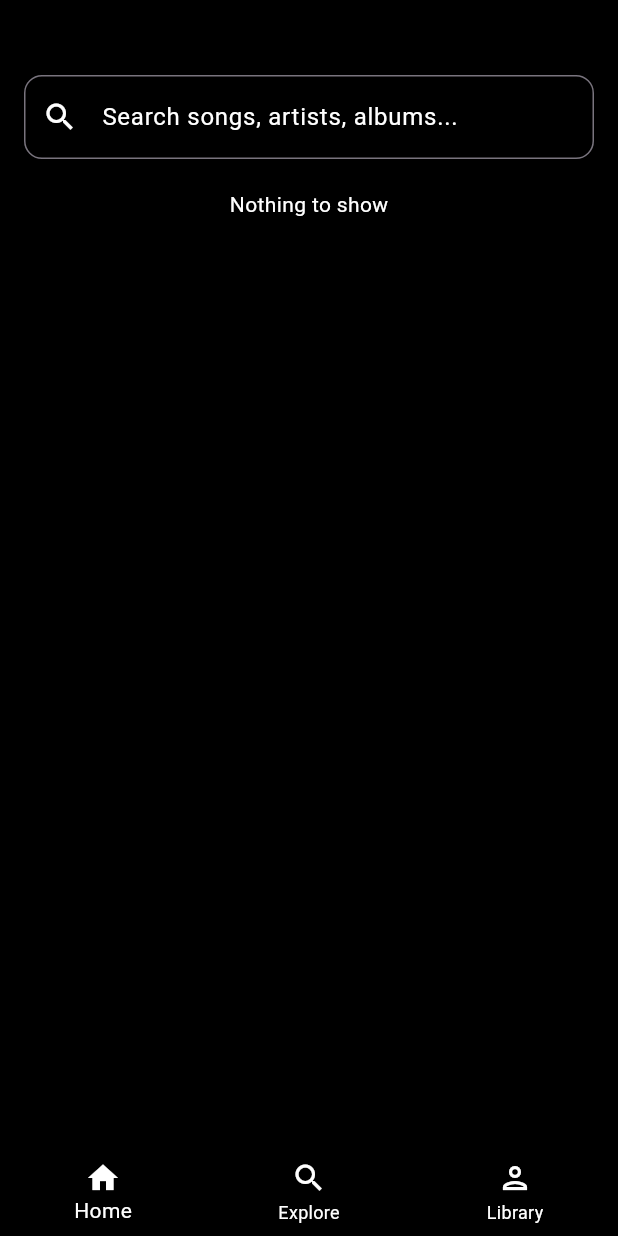
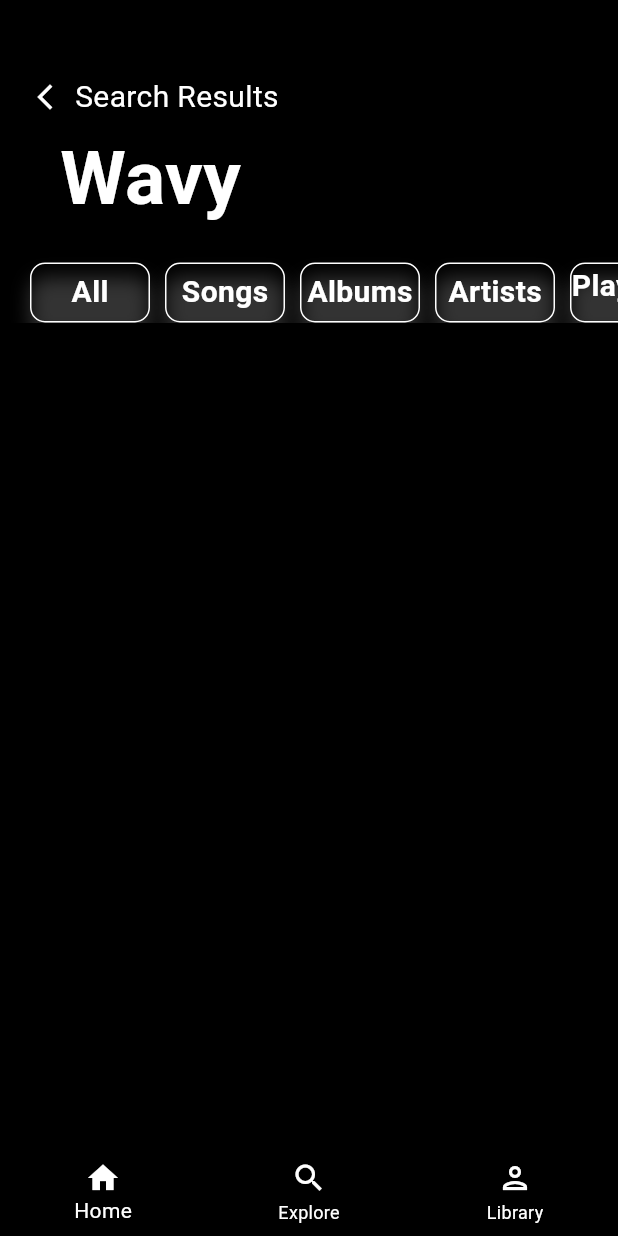
Before and after one commit to 567mayank/my_music_app, a Flutter app: the screen it shows after launch, on a phone screen of 412 x 824 dp. Run offline on Flutter 3.47's test engine with Material 3 defaults, Android fonts, the phone set to English and light mode, and no system bars; missing offline and left inert: dart_ytmusic_api.

Commit message:
Implemented search result screen

```diff
--- /dev/null
+++ b/lib/UIs/SearchResult/search_result_screen.dart
@@ -0,0 +1,78 @@
+import 'package:flutter/material.dart';
+import 'package:my_music_app/UIs/SearchResult/search_result_controller.dart';
+import 'package:my_music_app/enum.dart';
+import 'search_result_widgets.dart';
+
+class SearchResultScreen extends StatelessWidget {
+  const SearchResultScreen({super.key});
+
+  @override
+  Widget build(BuildContext context) {
+    return Column(
+      children: [
+        header(),
+        optionsScroller(),
+        ValueListenableBuilder(
+          valueListenable: SearchResultController.searchResultTypeNotifier,
+          builder: (context, value, child) {
+            if (value == SearchResultType.all) {
+              return const AllResult();
+            } else if (value == SearchResultType.songs) {
+              return const SongsResult();
+            } else if (value == SearchResultType.albums) {
+              return const AlbumsResult();
+            } else if (value == SearchResultType.artists) {
+              return const ArtistsResult();
+            }
+            return const PlaylistsResult();
+          },
+        ),
+      ],
+    );
+  }
+}
+
+class AllResult extends StatelessWidget {
+  const AllResult({super.key});
+
+  @override
+  Widget build(BuildContext context) {
+    return Container();
+  }
+}
+
+class SongsResult extends StatelessWidget {
+  const SongsResult({super.key});
+
+  @override
+  Widget build(BuildContext context) {
+    return Container();
+  }
+}
+
+class AlbumsResult extends StatelessWidget {
+  const AlbumsResult({super.key});
+
+  @override
+  Widget build(BuildContext context) {
+    return Container();
+  }
+}
+
+class ArtistsResult extends StatelessWidget {
+  const ArtistsResult({super.key});
+
+  @override
+  Widget build(BuildContext context) {
+    return Container();
+  }
+}
+
+class PlaylistsResult extends StatelessWidget {
+  const PlaylistsResult({super.key});
+
+  @override
+  Widget build(BuildContext context) {
+    return Container();
+  }
+}
--- /dev/null
+++ b/lib/UIs/SearchResult/search_result_widgets.dart
@@ -0,0 +1,95 @@
+import 'package:flutter/material.dart';
+import 'package:my_music_app/Theme/theme.dart';
+
+Widget header() {
+  return Container(
+    margin: const EdgeInsets.fromLTRB(20, 50, 20, 0),
+    width: double.infinity,
+    child: Column(
+      crossAxisAlignment: CrossAxisAlignment.start,
+      children: [
+        GestureDetector(
+          onTap: () {
+            // for naivagting back to search screen
+          },
+          child: Row(
+            spacing: 10,
+            children: [
+              Icon(
+                Icons.arrow_back_ios_new_outlined,
+                color: ThemeClass.textColor,
+                size: 20,
+              ),
+              Text(
+                "Search Results",
+                style: TextStyle(color: ThemeClass.textColor, fontSize: 20),
+              ),
+            ],
+          ),
+        ),
+        const SizedBox(height: 4),
+        Padding(
+          padding: const EdgeInsets.only(left: 20),
+          child: Text(
+            "Wavy",
+            style: TextStyle(
+              color: ThemeClass.textColor,
+              fontSize: 50,
+              fontWeight: FontWeight.bold,
+            ),
+            overflow: TextOverflow.ellipsis,
+          ),
+        ),
+      ],
+    ),
+  );
+}
+
+Widget optionsScroller() {
+  List<String> options = ["All", "Songs", "Albums", "Artists", "Playlists"];
+  return SingleChildScrollView(
+    scrollDirection: Axis.horizontal,
+    child: Container(
+      margin: const EdgeInsets.fromLTRB(20, 20, 20, 0),
+      child: Row(
+        spacing: 10,
+        children: List.generate(options.length, (index) {
+          return optionBox(options[index]);
+        }),
+      ),
+    ),
+  );
+}
+
+Widget optionBox(String option) {
+  return GestureDetector(
+    onTap: () {
+      // For displaying the results of the selected option
+    },
+    child: Container(
+      width: 80,
+      height: 40,
+      decoration: BoxDecoration(
+        // color: ThemeClass.secondaryColor,
+        border: Border.all(color: ThemeClass.textColor),
+        borderRadius: BorderRadius.circular(10),
+        boxShadow: [
+          BoxShadow(
+            color: ThemeClass.textColor.withOpacity(0.2),
+            blurRadius: 10,
+            offset: Offset(0, 10),
+          ),
+        ],
+      ),
+      alignment: Alignment.center,
+      child: Text(
+        option,
+        style: TextStyle(
+          color: ThemeClass.textColor,
+          fontSize: 20,
+          fontWeight: FontWeight.w600,
+        ),
+      ),
+    ),
+  );
+}
--- a/lib/api_for_data_fetching2.dart
+++ b/lib/api_for_data_fetching2.dart
@@ -10,7 +10,7 @@ class ApiForDataFetching2 {
     SearchControllerClass.fetchingResultNotifier.value = FetchingStatus.loading;
     SearchControllerClass.results = await ytmusic.getSearchSuggestions(query);
     SearchControllerClass.fetchingResultNotifier.value = FetchingStatus.success;
-    // List<SearchResult> results = await ytmusic.search(query);
+    List<SearchResult> results = await ytmusic.search(query);
 
     // results.forEach((result) {
     //   // print("mayank ${result.toString()}");
--- a/lib/layout.dart
+++ b/lib/layout.dart
@@ -1,6 +1,6 @@
 import 'package:flutter/material.dart';
 import 'package:my_music_app/Theme/theme.dart';
-import 'package:my_music_app/UIs/Search/search_screen.dart';
+import 'package:my_music_app/UIs/SearchResult/search_result_screen.dart';
 
 class Layout extends StatelessWidget {
   const Layout({super.key});
@@ -9,7 +9,7 @@ class Layout extends StatelessWidget {
   Widget build(BuildContext context) {
     return Scaffold(
       bottomNavigationBar: bottomNavigationBarWidget(),
-      body: const SearchScreen(),
+      body: const SearchResultScreen(),
     );
   }
 }
@@ -22,7 +22,10 @@ Widget bottomNavigationBarWidget() {
     items: const [
       BottomNavigationBarItem(icon: Icon(Icons.home), label: 'Home'),
       BottomNavigationBarItem(icon: Icon(Icons.search), label: 'Explore'),
-      BottomNavigationBarItem(icon: Icon(Icons.person_outlined), label: 'Library'),
+      BottomNavigationBarItem(
+        icon: Icon(Icons.person_outlined),
+        label: 'Library',
+      ),
     ],
   );
 }
```
Also changed, not shown: lib/UIs/Search/search_widgets.dart (+2 -146 lines), lib/UIs/SearchResult/search_result_controller.dart (added, +53 -0 lines).
